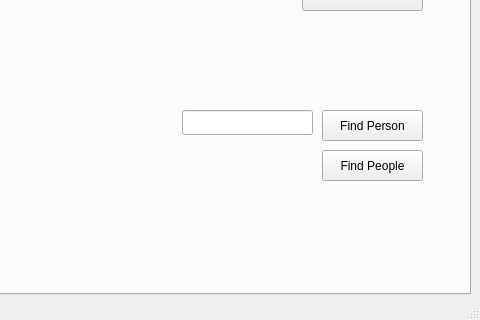
This is catkin_ws/src/hri/justina/justina_gui/src/MainWindow.ui in RobotJustina/Juskeshino as Qt 5 draws it before an edit; both pictures show x 200 to 680 and y 163 to 483 of the 680 by 483 pixel window. The edited form follows.
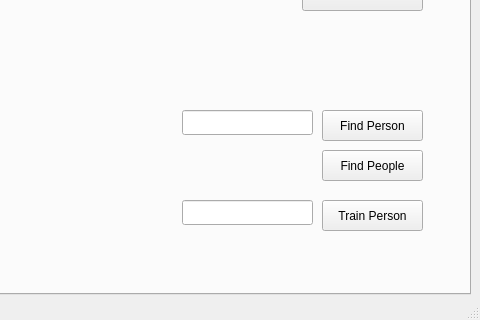
This is the edited form.

```diff
--- a/catkin_ws/src/hri/justina/justina_gui/src/MainWindow.ui
+++ b/catkin_ws/src/hri/justina/justina_gui/src/MainWindow.ui
@@ -1267,6 +1267,29 @@
        <string>Find People</string>
       </property>
      </widget>
+     <widget class="QPushButton" name="visBtnTrainPerson">
+      <property name="geometry">
+       <rect>
+        <x>520</x>
+        <y>320</y>
+        <width>101</width>
+        <height>31</height>
+       </rect>
+      </property>
+      <property name="text">
+       <string>Train Person</string>
+      </property>
+     </widget>
+     <widget class="QLineEdit" name="visTxtTrainPersonName">
+      <property name="geometry">
+       <rect>
+        <x>380</x>
+        <y>320</y>
+        <width>131</width>
+        <height>25</height>
+       </rect>
+      </property>
+     </widget>
     </widget>
     <widget class="QWidget" name="tabSimpleTasks">
      <attribute name="title">
```
